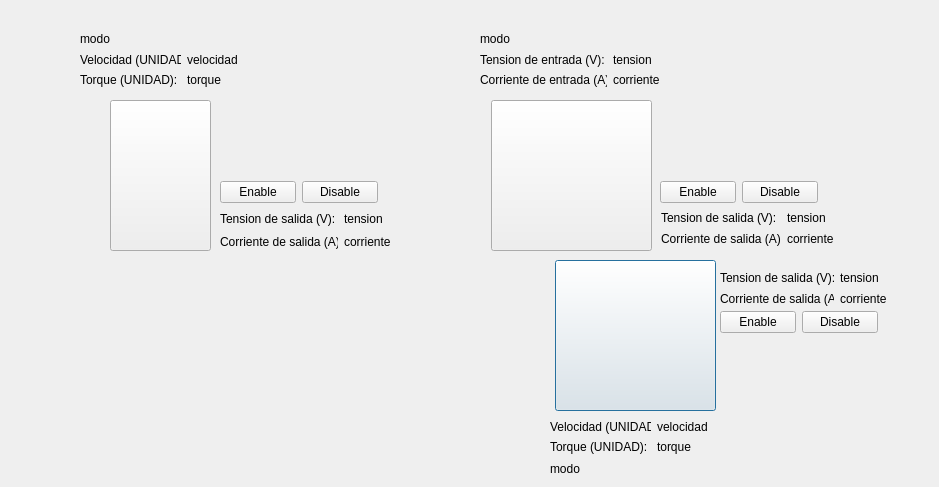
Above: estadored.ui from arukagiri/interfazLAC before the change. Below: the same form after it.
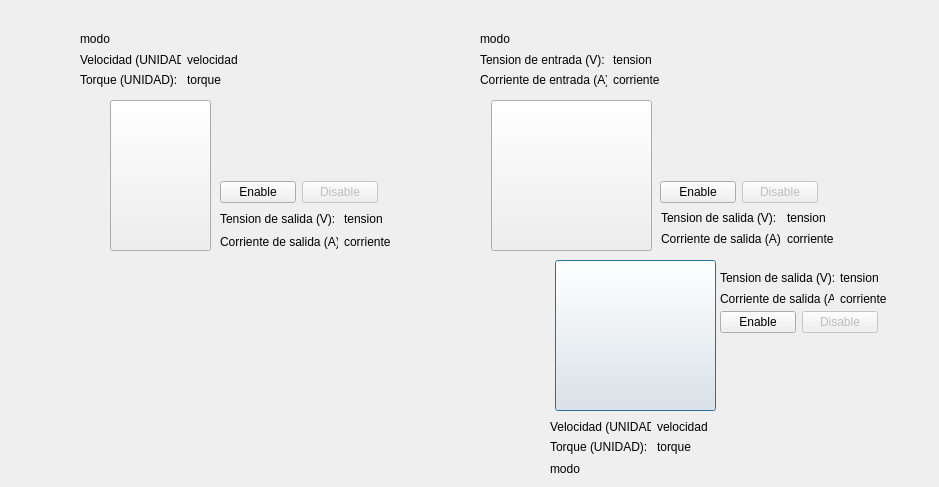
That is the form after the change. Icons and pictures are not drawn.

The edit to the form file:
```diff
--- a/estadored.ui
+++ b/estadored.ui
@@ -2,6 +2,9 @@
 <ui version="4.0">
  <class>EstadoRed</class>
  <widget class="QDialog" name="EstadoRed">
+  <property name="enabled">
+   <bool>true</bool>
+  </property>
   <property name="geometry">
    <rect>
     <x>0</x>
@@ -507,6 +510,9 @@
     </item>
     <item>
      <widget class="QPushButton" name="pushButton_gen_disable">
+      <property name="enabled">
+       <bool>false</bool>
+      </property>
       <property name="text">
        <string>Disable</string>
       </property>
@@ -533,6 +539,9 @@
     </item>
     <item>
      <widget class="QPushButton" name="pushButton_boost_disable">
+      <property name="enabled">
+       <bool>false</bool>
+      </property>
       <property name="text">
        <string>Disable</string>
       </property>
@@ -559,6 +568,9 @@
     </item>
     <item>
      <widget class="QPushButton" name="pushButton_vol_disable">
+      <property name="enabled">
+       <bool>false</bool>
+      </property>
       <property name="text">
        <string>Disable</string>
       </property>
```
